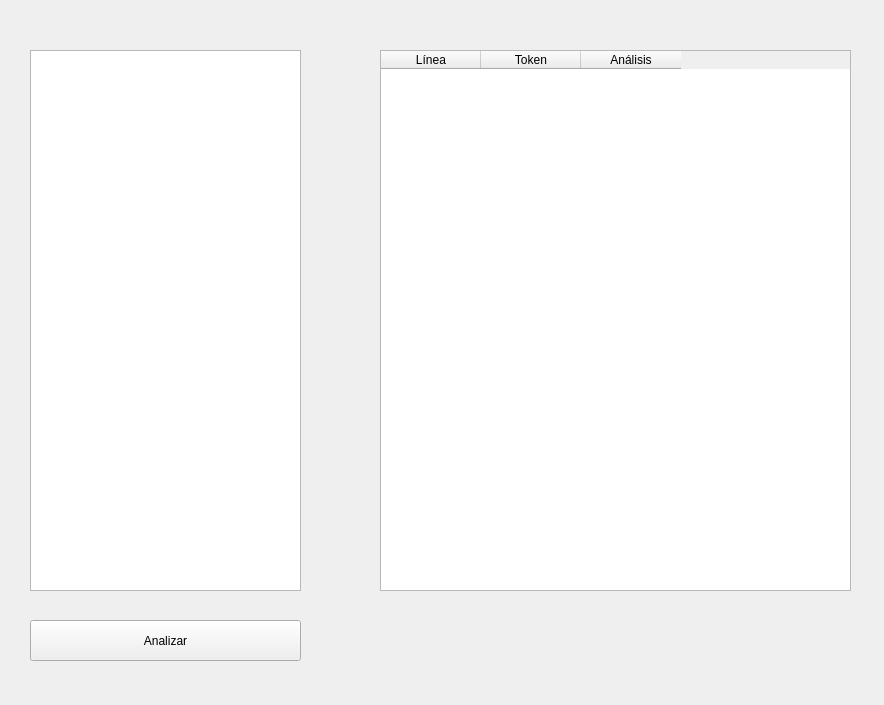
Dario19999/lexical-analyzer, file UI.ui: the form before one commit.
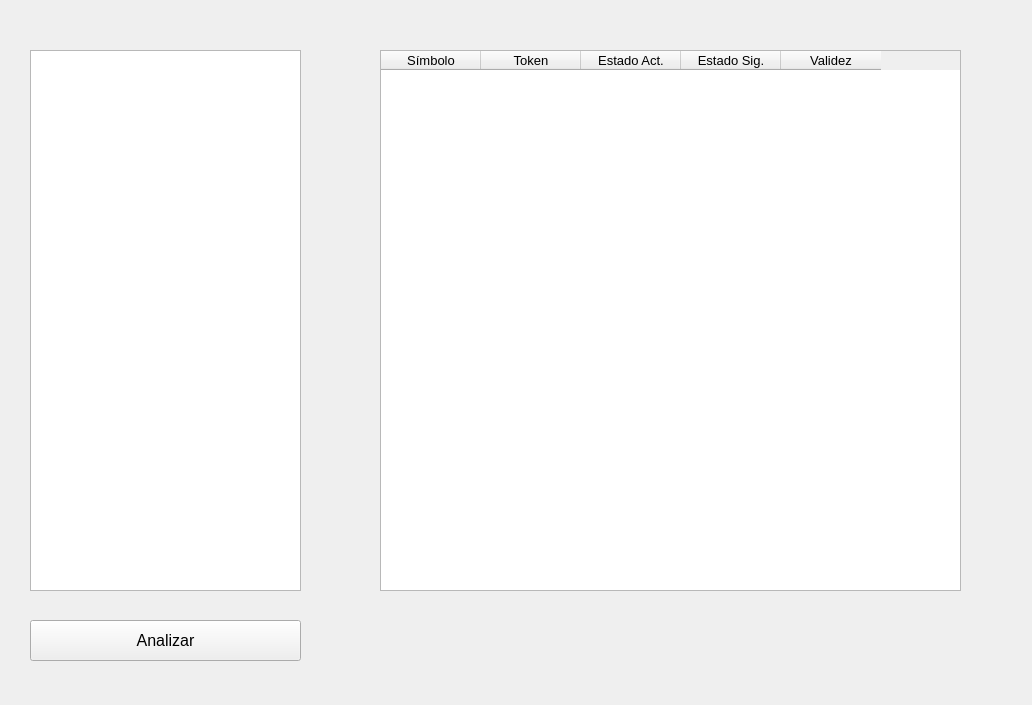
The form after the commit.

Commit message: Un poco roto pero completo

What changed in the file:
```diff
--- a/UI.ui
+++ b/UI.ui
@@ -6,10 +6,15 @@
    <rect>
     <x>0</x>
     <y>0</y>
-    <width>884</width>
+    <width>1032</width>
     <height>705</height>
    </rect>
   </property>
+  <property name="font">
+   <font>
+    <pointsize>12</pointsize>
+   </font>
+  </property>
   <property name="windowTitle">
    <string>MainWindow</string>
   </property>
@@ -32,13 +37,18 @@
      <rect>
       <x>380</x>
       <y>50</y>
-      <width>471</width>
+      <width>581</width>
       <height>541</height>
      </rect>
     </property>
+    <property name="font">
+     <font>
+      <pointsize>10</pointsize>
+     </font>
+    </property>
     <column>
      <property name="text">
-      <string>Línea</string>
+      <string>Símbolo</string>
      </property>
     </column>
     <column>
@@ -48,7 +58,17 @@
     </column>
     <column>
      <property name="text">
-      <string>Análisis</string>
+      <string>Estado Act.</string>
+     </property>
+    </column>
+    <column>
+     <property name="text">
+      <string>Estado Sig.</string>
+     </property>
+    </column>
+    <column>
+     <property name="text">
+      <string>Validez</string>
      </property>
     </column>
    </widget>
```
Left out of the diff: 7 changed lines with no effect on the pictures. The commit also changes 1 other file.
